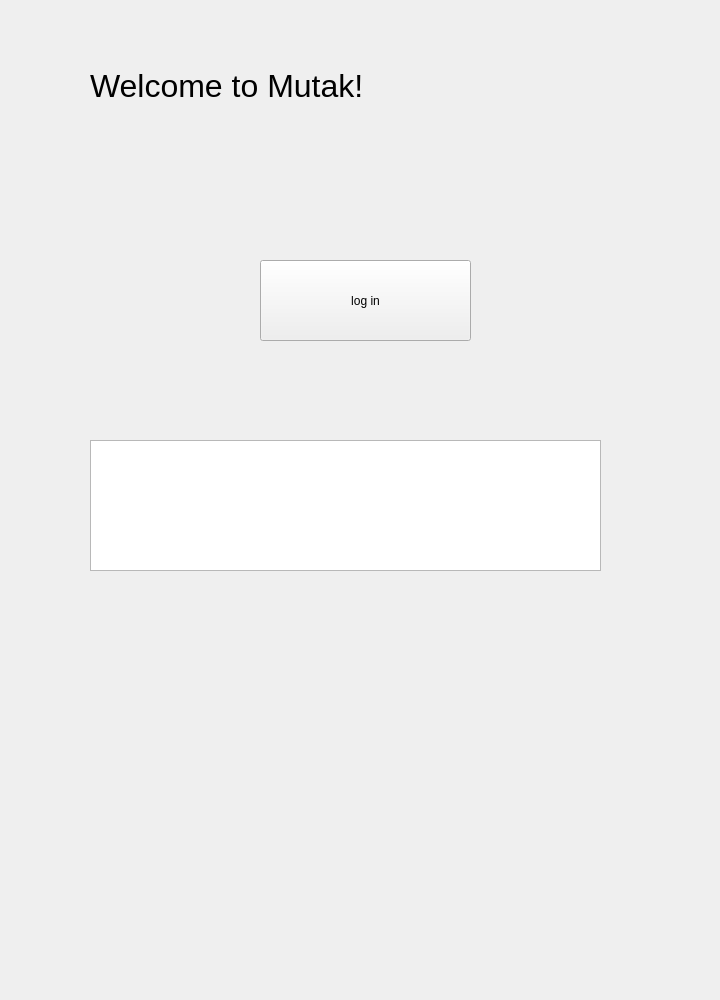
ahmed-debbech/mutak, file mutak/mainwindow.ui: the form before one commit.
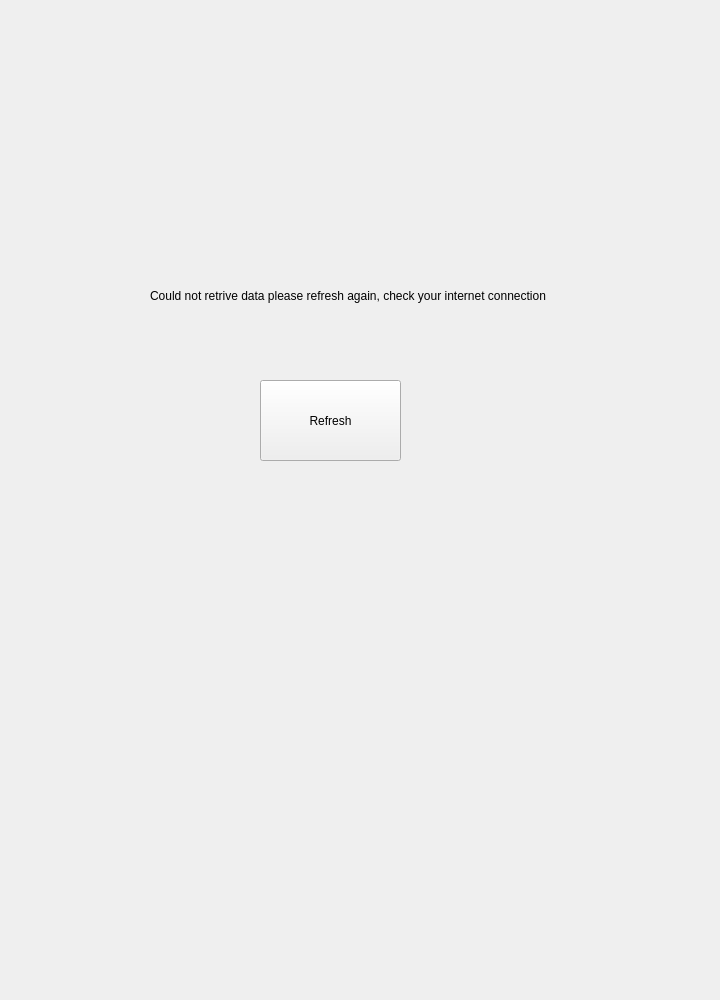
The form after the commit. The open tabs and pages were chosen to show the change.

Commit message: Add user class intereaction with main ui

```diff
--- a/mutak/mainwindow.ui
+++ b/mutak/mainwindow.ui
@@ -94,7 +94,35 @@
        </rect>
       </property>
       <property name="text">
-       <string>whoami</string>
+       <string>Id: </string>
+      </property>
+     </widget>
+    </widget>
+    <widget class="QWidget" name="page_3">
+     <widget class="QLabel" name="error_retriv">
+      <property name="geometry">
+       <rect>
+        <x>150</x>
+        <y>200</y>
+        <width>451</width>
+        <height>191</height>
+       </rect>
+      </property>
+      <property name="text">
+       <string>Could not retrive data please refresh again, check your internet connection</string>
+      </property>
+     </widget>
+     <widget class="QPushButton" name="refresh_retriv">
+      <property name="geometry">
+       <rect>
+        <x>260</x>
+        <y>380</y>
+        <width>141</width>
+        <height>81</height>
+       </rect>
+      </property>
+      <property name="text">
+       <string>Refresh</string>
       </property>
      </widget>
     </widget>
```
Left out of the diff: 16 changed lines with no effect on the pictures. The commit also changes 4 other files.
